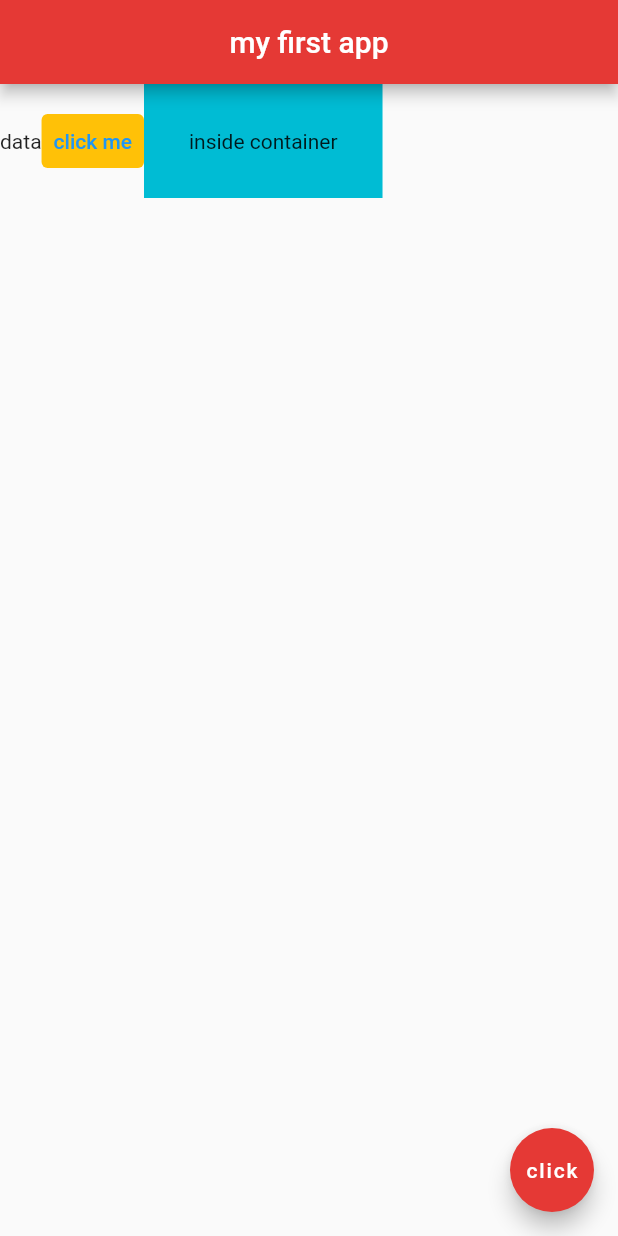
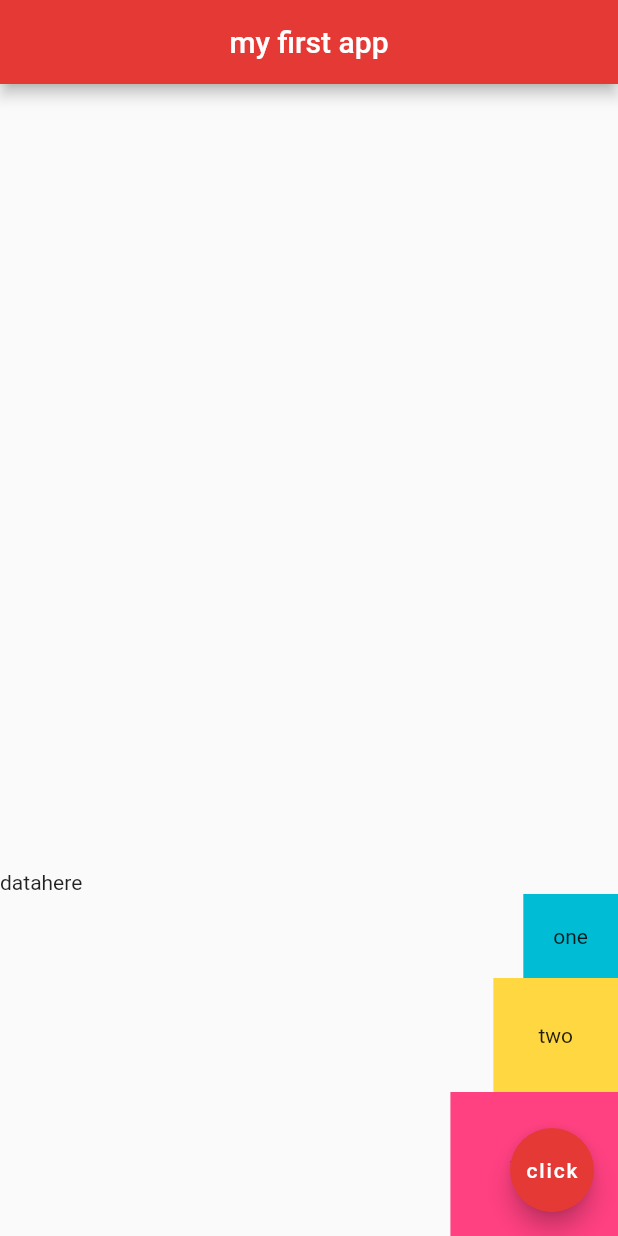
Before and after one commit to kwakyebrilliant/flutterapp, a Flutter app: the screen it shows after launch, on a phone screen of 412 x 824 dp. Run offline on Flutter 3.47's test engine with Material 2 defaults, Android fonts, the phone set to English and light mode, and no system bars.

Commit message:
columns added

```diff
--- a/lib/main.dart
+++ b/lib/main.dart
@@ -15,20 +15,30 @@ class Home extends StatelessWidget {
         centerTitle: true,
         backgroundColor: Colors.red[600],
       ),
-      body: Row(
+      body: Column(
+        mainAxisAlignment: MainAxisAlignment.end,
+        crossAxisAlignment: CrossAxisAlignment.end,
         children: <Widget>[
-          const Text('data'),
-          TextButton(
-            onPressed: () {},
-            style: TextButton.styleFrom(
-              backgroundColor: Colors.amber, // background
-            ),
-            child: const Text('click me'),
+          const Row(
+            children: <Widget>[
+              Text('data'),
+              Text('here'),
+            ],
           ),
           Container(
+            padding: const EdgeInsets.all(20.0),
             color: Colors.cyan,
+            child: const Text('one'),
+          ),
+          Container(
             padding: const EdgeInsets.all(30.0),
-            child: const Text('inside container'),
+            color: Colors.amberAccent,
+            child: const Text('two'),
+          ),
+          Container(
+            padding: const EdgeInsets.all(40.0),
+            color: Colors.pinkAccent,
+            child: const Text('three'),
           ),
         ],
       ),
```
